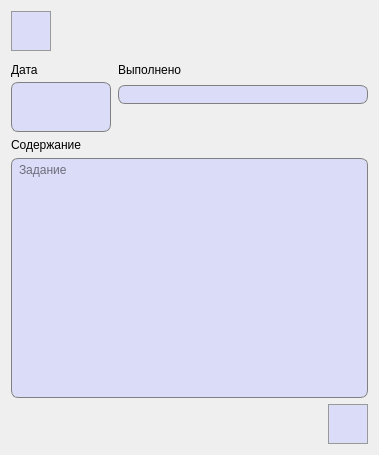
FediiBohdan/TechService, file UpdateTask.ui: the form before one commit.
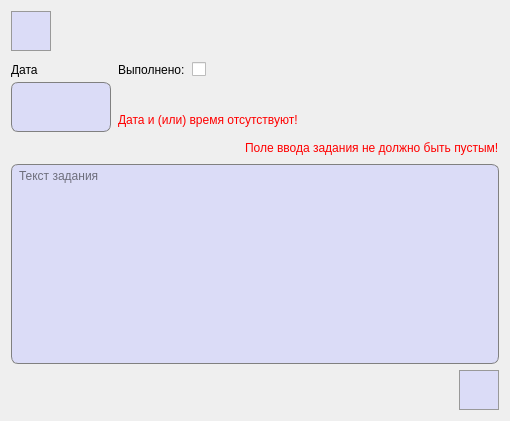
The form after the commit. Icons and pictures are not drawn.

Commit message: TaskList is absolutely done

Patch:
```diff
--- a/UpdateTask.ui
+++ b/UpdateTask.ui
@@ -6,8 +6,8 @@
    <rect>
     <x>0</x>
     <y>0</y>
-    <width>379</width>
-    <height>455</height>
+    <width>510</width>
+    <height>421</height>
    </rect>
   </property>
   <property name="windowTitle">
@@ -74,32 +74,6 @@
      <property name="verticalSpacing">
       <number>0</number>
      </property>
-     <item row="0" column="0">
-      <widget class="QLabel" name="label_8">
-       <property name="minimumSize">
-        <size>
-         <width>0</width>
-         <height>25</height>
-        </size>
-       </property>
-       <property name="text">
-        <string>Дата</string>
-       </property>
-      </widget>
-     </item>
-     <item row="0" column="1">
-      <widget class="QLabel" name="label_2">
-       <property name="minimumSize">
-        <size>
-         <width>0</width>
-         <height>25</height>
-        </size>
-       </property>
-       <property name="text">
-        <string>Выполнено</string>
-       </property>
-      </widget>
-     </item>
      <item row="1" column="0">
       <widget class="QLineEdit" name="dateLine">
        <property name="minimumSize">
@@ -132,20 +106,38 @@
        </property>
       </widget>
      </item>
-     <item row="1" column="1">
-      <widget class="QLineEdit" name="isFulfilledLine">
+     <item row="2" column="1" colspan="3">
+      <widget class="QLabel" name="dateErrorLabel">
        <property name="font">
         <font>
-         <pointsize>10</pointsize>
+         <pointsize>9</pointsize>
         </font>
        </property>
        <property name="styleSheet">
-        <string notr="true">QLineEdit {
-	border: 1px solid gray;
-    border-radius: 7px;
-    background-color: #dbdcf7;
-	padding-left: 3px;
+        <string notr="true">QLabel {
+	color: red;
 }</string>
+       </property>
+       <property name="text">
+        <string>Дата и (или) время отсутствуют!</string>
+       </property>
+      </widget>
+     </item>
+     <item row="0" column="0">
+      <widget class="QLabel" name="label_8">
+       <property name="minimumSize">
+        <size>
+         <width>0</width>
+         <height>25</height>
+        </size>
+       </property>
+       <property name="font">
+        <font>
+         <pointsize>9</pointsize>
+        </font>
+       </property>
+       <property name="text">
+        <string>Дата</string>
        </property>
       </widget>
      </item>
@@ -181,46 +173,101 @@
        </property>
       </widget>
      </item>
+     <item row="0" column="1">
+      <widget class="QLabel" name="label_2">
+       <property name="minimumSize">
+        <size>
+         <width>0</width>
+         <height>25</height>
+        </size>
+       </property>
+       <property name="font">
+        <font>
+         <pointsize>9</pointsize>
+        </font>
+       </property>
+       <property name="text">
+        <string>Выполнено:</string>
+       </property>
+      </widget>
+     </item>
+     <item row="2" column="4">
+      <spacer name="horizontalSpacer_5">
+       <property name="orientation">
+        <enum>Qt::Horizontal</enum>
+       </property>
+       <property name="sizeHint" stdset="0">
+        <size>
+         <width>40</width>
+         <height>20</height>
+        </size>
+       </property>
+      </spacer>
+     </item>
+     <item row="0" column="2">
+      <widget class="QCheckBox" name="checkBox">
+       <property name="minimumSize">
+        <size>
+         <width>25</width>
+         <height>25</height>
+        </size>
+       </property>
+       <property name="font">
+        <font>
+         <pointsize>8</pointsize>
+        </font>
+       </property>
+       <property name="layoutDirection">
+        <enum>Qt::LeftToRight</enum>
+       </property>
+       <property name="styleSheet">
+        <string notr="true"/>
+       </property>
+       <property name="text">
+        <string/>
+       </property>
+       <property name="iconSize">
+        <size>
+         <width>25</width>
+         <height>25</height>
+        </size>
+       </property>
+       <property name="tristate">
+        <bool>false</bool>
+       </property>
+      </widget>
+     </item>
+     <item row="0" column="3" colspan="2">
+      <spacer name="horizontalSpacer_3">
+       <property name="orientation">
+        <enum>Qt::Horizontal</enum>
+       </property>
+       <property name="sizeHint" stdset="0">
+        <size>
+         <width>40</width>
+         <height>20</height>
+        </size>
+       </property>
+      </spacer>
+     </item>
+     <item row="1" column="1" colspan="4">
+      <spacer name="horizontalSpacer_6">
+       <property name="orientation">
+        <enum>Qt::Horizontal</enum>
+       </property>
+       <property name="sizeHint" stdset="0">
+        <size>
+         <width>40</width>
+         <height>20</height>
+        </size>
+       </property>
+      </spacer>
+     </item>
     </layout>
    </item>
    <item row="2" column="0" colspan="2">
     <layout class="QGridLayout" name="gridLayout_3">
-     <item row="1" column="0" colspan="2">
-      <widget class="QTextEdit" name="contentLine">
-       <property name="styleSheet">
-        <string notr="true">QTextEdit {
-	border: 1px solid gray;
-    border-radius: 7px;
-    background-color: #dbdcf7;
-	padding-left: 3px;
-}</string>
-       </property>
-       <property name="placeholderText">
-        <string>Задание</string>
-       </property>
-      </widget>
-     </item>
-     <item row="2" column="0">
-      <spacer name="horizontalSpacer_2">
-       <property name="orientation">
-        <enum>Qt::Horizontal</enum>
-       </property>
-       <property name="sizeHint" stdset="0">
-        <size>
-         <width>40</width>
-         <height>20</height>
-        </size>
-       </property>
-      </spacer>
-     </item>
-     <item row="0" column="0" colspan="2">
-      <widget class="QLabel" name="label">
-       <property name="text">
-        <string>Содержание</string>
-       </property>
-      </widget>
-     </item>
-     <item row="2" column="1">
+     <item row="2" column="2">
       <widget class="QPushButton" name="saveUpdatedInfo">
        <property name="minimumSize">
         <size>
@@ -228,6 +275,15 @@
          <height>40</height>
         </size>
        </property>
+       <property name="maximumSize">
+        <size>
+         <width>40</width>
+         <height>40</height>
+        </size>
+       </property>
+       <property name="toolTip">
+        <string>Сохранить изменения</string>
+       </property>
        <property name="styleSheet">
         <string notr="true">QPushButton {
 	background-color: #dbdcf7;
@@ -259,6 +315,69 @@
        </property>
       </widget>
      </item>
+     <item row="0" column="1" colspan="2">
+      <widget class="QLabel" name="contentErrorLabel">
+       <property name="font">
+        <font>
+         <pointsize>9</pointsize>
+        </font>
+       </property>
+       <property name="styleSheet">
+        <string notr="true">QLabel {
+	color: red;
+}</string>
+       </property>
+       <property name="text">
+        <string>Поле ввода задания не должно быть пустым!</string>
+       </property>
+      </widget>
+     </item>
+     <item row="0" column="0">
+      <spacer name="horizontalSpacer_4">
+       <property name="orientation">
+        <enum>Qt::Horizontal</enum>
+       </property>
+       <property name="sizeHint" stdset="0">
+        <size>
+         <width>40</width>
+         <height>20</height>
+        </size>
+       </property>
+      </spacer>
+     </item>
+     <item row="1" column="0" colspan="3">
+      <widget class="QTextEdit" name="contentLine">
+       <property name="font">
+        <font>
+         <pointsize>9</pointsize>
+        </font>
+       </property>
+       <property name="styleSheet">
+        <string notr="true">QTextEdit {
+	border: 1px solid gray;
+    border-radius: 7px;
+    background-color: #dbdcf7;
+	padding-left: 3px;
+}</string>
+       </property>
+       <property name="placeholderText">
+        <string>Текст задания</string>
+       </property>
+      </widget>
+     </item>
+     <item row="2" column="0" colspan="2">
+      <spacer name="horizontalSpacer_2">
+       <property name="orientation">
+        <enum>Qt::Horizontal</enum>
+       </property>
+       <property name="sizeHint" stdset="0">
+        <size>
+         <width>40</width>
+         <height>20</height>
+        </size>
+       </property>
+      </spacer>
+     </item>
     </layout>
    </item>
   </layout>
```
Left out of the diff: 3 changed lines with no effect on the pictures. The commit also changes 10 other files.
